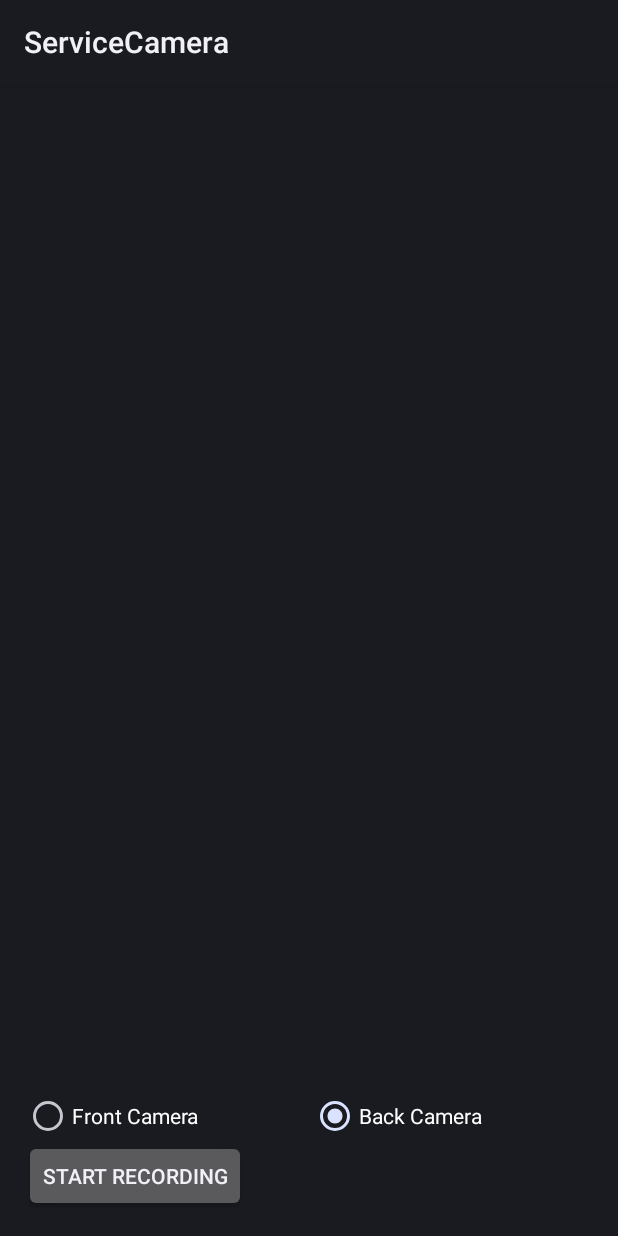
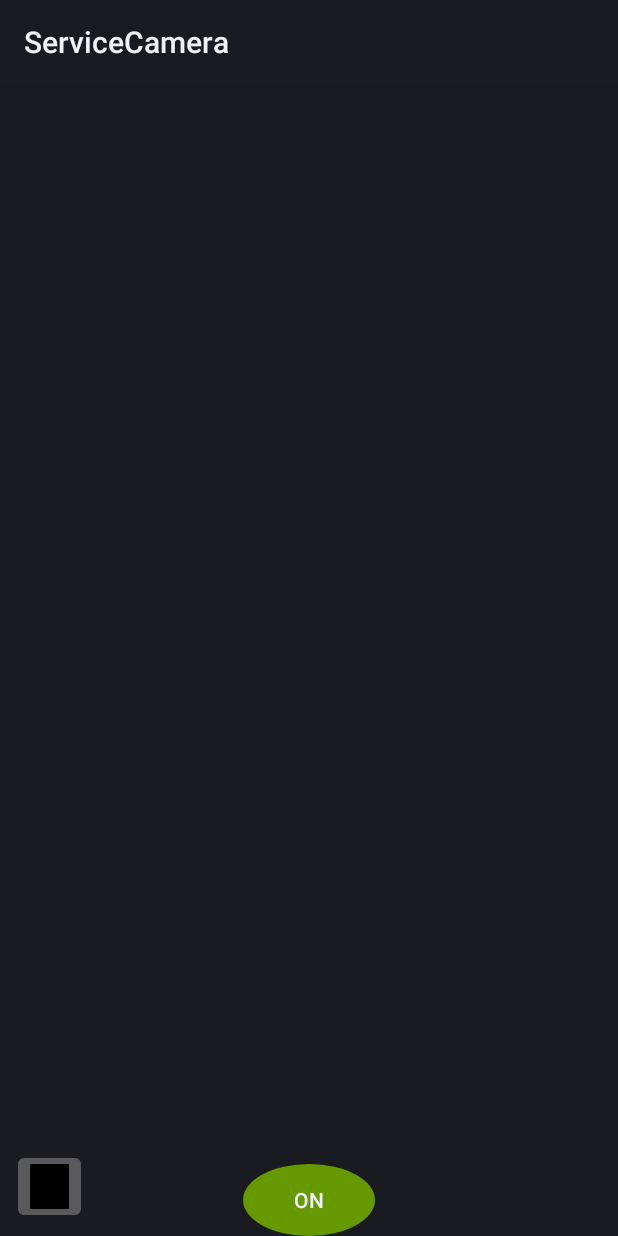
Before and after one commit to mdfh/Camera-App, an Android app: the layout activity_main.xml on its own in the app's theme, with its tools: preview values and no code run, on a phone screen of 412 x 824 dp. Run offline under Robolectric (Android 15) with nearby library versions, the phone set to English and light mode, and no system bars.

Commit message:
Layout changed.

```diff
--- a/app/build.gradle
+++ b/app/build.gradle
@@ -2,7 +2,7 @@ apply plugin: 'com.android.application'
 
 android {
     compileSdkVersion 21
-    buildToolsVersion "21.1.2"
+    buildToolsVersion '26.0.2'
 
     defaultConfig {
         applicationId "com.github.mdfh.cameraapp"
@@ -21,4 +21,5 @@ android {
 
 dependencies {
     compile fileTree(dir: 'libs', include: ['*.jar'])
+    implementation 'com.android.support.constraint:constraint-layout:1.0.2'
 }
--- /dev/null
+++ b/app/src/main/res/drawable/offcirclebutton.xml
@@ -0,0 +1,6 @@
+<?xml version="1.0" encoding="utf-8"?>
+<shape xmlns:android="http://schemas.android.com/apk/res/android"
+    android:shape="oval"
+    android:visible="true">
+    <solid android:color="@android:color/holo_orange_dark" />
+</shape>
--- /dev/null
+++ b/app/src/main/res/drawable/oncirclebutton.xml
@@ -0,0 +1,6 @@
+<?xml version="1.0" encoding="utf-8"?>
+<shape xmlns:android="http://schemas.android.com/apk/res/android"
+    android:shape="oval"
+    android:visible="true">
+    <solid android:color="@android:color/holo_green_dark" />
+</shape>
--- /dev/null
+++ b/app/src/main/res/drawable/style_toggle_button.xml
@@ -0,0 +1,9 @@
+<?xml version="1.0" encoding="utf-8"?>
+<selector xmlns:android="http://schemas.android.com/apk/res/android">
+
+    <item android:drawable="@drawable/offcirclebutton" android:state_enabled="false"/>
+    <item android:drawable="@drawable/oncirclebutton" android:state_pressed="true"/>
+    <item android:drawable="@drawable/oncirclebutton" android:state_checked="true"/>
+    <item android:drawable="@drawable/oncirclebutton" android:state_focused="true"/>
+    <item android:drawable="@drawable/offcirclebutton"/>
+</selector>
--- a/app/src/main/res/layout/activity_main.xml
+++ b/app/src/main/res/layout/activity_main.xml
@@ -1,53 +1,50 @@
-<LinearLayout xmlns:android="http://schemas.android.com/apk/res/android"
+<android.support.constraint.ConstraintLayout xmlns:android="http://schemas.android.com/apk/res/android"
+    xmlns:app="http://schemas.android.com/apk/res-auto"
     xmlns:tools="http://schemas.android.com/tools"
+    android:id="@+id/relativeLayout"
     android:layout_width="match_parent"
     android:layout_height="match_parent"
-    android:orientation="vertical"
-    android:paddingLeft="@dimen/activity_horizontal_margin"
-    android:paddingRight="@dimen/activity_horizontal_margin"
-    android:paddingTop="@dimen/activity_vertical_margin"
-    android:paddingBottom="@dimen/activity_vertical_margin" tools:context=".cameraapp.MainActivity">
+    tools:context=".cameraapp.MainActivity">
 
     <FrameLayout
         android:id="@+id/camera_preview"
-        android:layout_width="fill_parent"
+        android:layout_width="0dp"
         android:layout_height="0dp"
-        android:layout_weight="1"
-        />
+        app:layout_constraintBottom_toBottomOf="parent"
+        app:layout_constraintEnd_toEndOf="parent"
+        app:layout_constraintStart_toStartOf="parent"
+        app:layout_constraintTop_toTopOf="parent" />
 
 
-    <RadioGroup
-        android:layout_width="match_parent"
-        android:layout_height="wrap_content"
-        android:orientation="horizontal"
-        android:checkedButton="@+id/back_camera_radio_button">
-
-        <RadioButton
-            android:id="@+id/front_camera_radio_button"
-            android:layout_width="wrap_content"
-            android:layout_height="wrap_content"
-            android:text="@string/front_camera"
-            android:layout_weight="1" />
-
-        <RadioButton
-            android:id="@+id/back_camera_radio_button"
-            android:layout_width="wrap_content"
-            android:layout_height="wrap_content"
-            android:text="@string/back_camera"
-            android:layout_weight="1" />
-    </RadioGroup>
-
-    <Button
-        android:id="@+id/recording_button"
+    <ToggleButton
         android:layout_width="wrap_content"
         android:layout_height="wrap_content"
-        android:text="@string/start_recording" />
+        android:checked="true"
+        android:id="@+id/recording_button"
+        app:layout_constraintBottom_toBottomOf="parent"
+        app:layout_constraintStart_toStartOf="parent"
+        app:layout_constraintEnd_toEndOf="parent"
+        android:background="@drawable/style_toggle_button" />
+
+    <ImageButton
+        android:id="@+id/change_camera_btn"
+        android:layout_width="50dp"
+        android:layout_height="50dp"
+        android:layout_marginBottom="8dp"
+        android:layout_marginStart="8dp"
+        android:src="@android:color/black"
+        app:layout_constraintBottom_toBottomOf="parent"
+        app:layout_constraintStart_toStartOf="parent" />
 
     <TextView
         android:id="@+id/no_camera_text_view"
         android:layout_width="wrap_content"
         android:layout_height="wrap_content"
+        android:text="@string/no_camera"
         android:visibility="gone"
-        android:text="@string/no_camera"/>
+        app:layout_constraintBottom_toTopOf="parent"
+        app:layout_constraintEnd_toStartOf="parent"
+        app:layout_constraintStart_toStartOf="parent"
+        app:layout_constraintTop_toTopOf="parent" />
 
-</LinearLayout>
+</android.support.constraint.ConstraintLayout>
--- a/build.gradle
+++ b/build.gradle
@@ -5,7 +5,7 @@ buildscript {
         jcenter()
     }
     dependencies {
-        classpath 'com.android.tools.build:gradle:2.2.0'
+        classpath 'com.android.tools.build:gradle:3.0.1'
 
         // NOTE: Do not place your application dependencies here; they belong
         // in the individual module build.gradle files
```
Also changed, not shown: app/src/main/java/com/github/mdfh/cameraapp/MainActivity.java (+40 -43 lines), gradle/wrapper/gradle-wrapper.properties.
